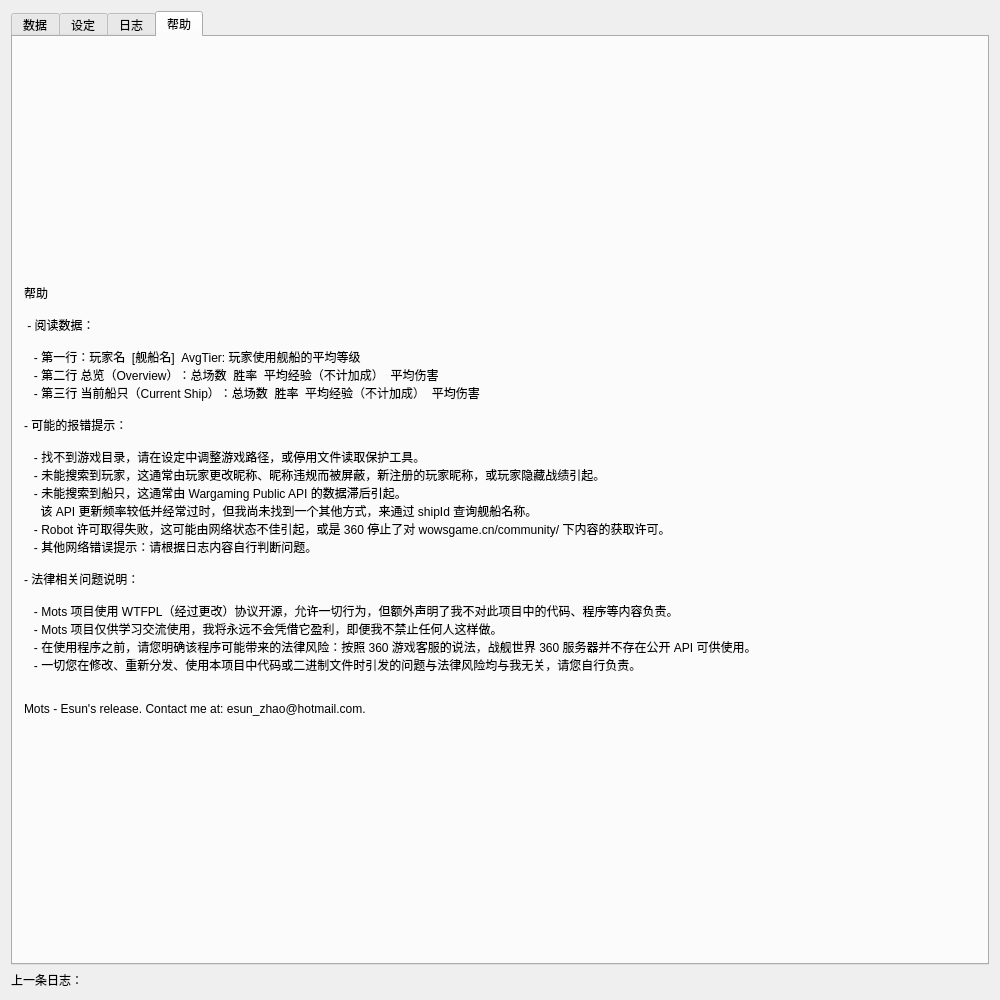
This is mots/mots.ui in esun-z/Mots as Qt 5 draws it before an edit. The edited form follows.
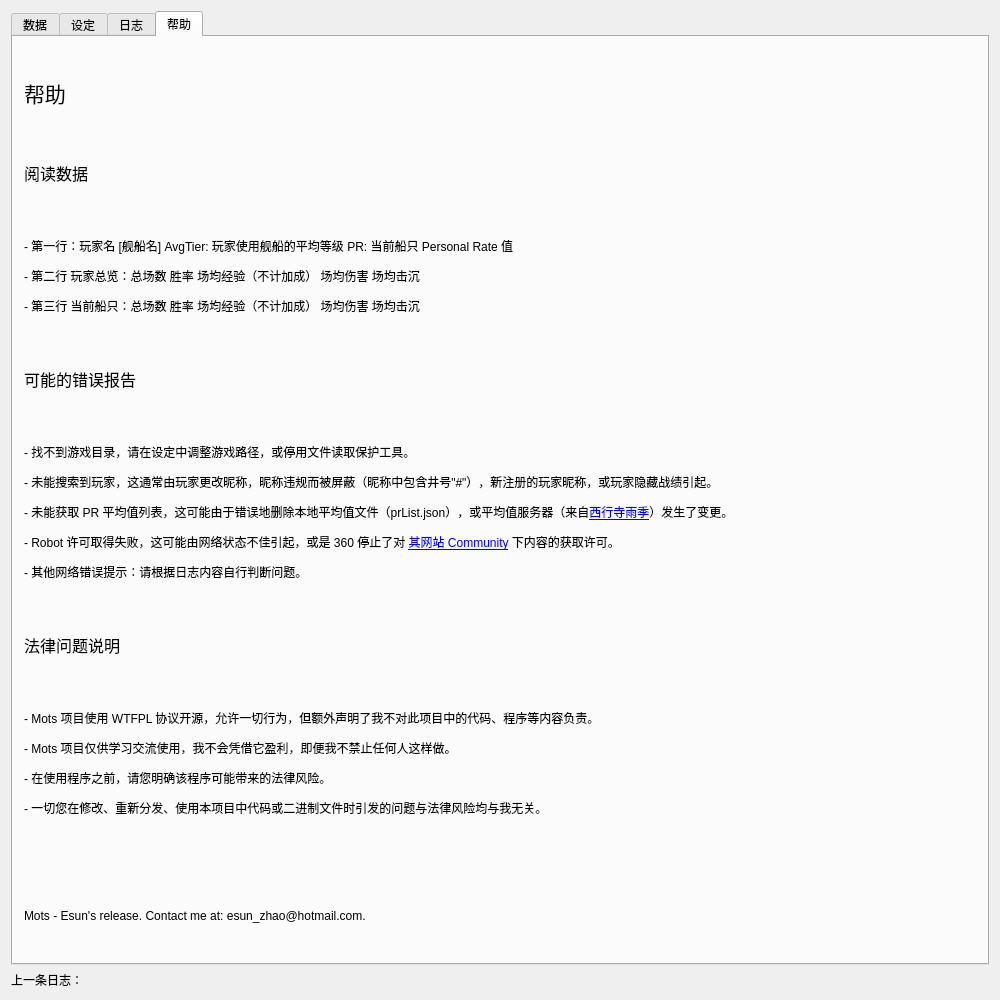
This is the edited form. The open tabs and pages were chosen to show the change.

Patch:
```diff
--- a/mots/mots.ui
+++ b/mots/mots.ui
@@ -235,32 +235,7 @@
        <item>
         <widget class="QLabel" name="labelHelp1">
          <property name="text">
-          <string>帮助
-
- - 阅读数据：
-
-   - 第一行：玩家名  [舰船名]  AvgTier: 玩家使用舰船的平均等级
-   - 第二行 总览（Overview）：总场数  胜率  平均经验（不计加成）  平均伤害
-   - 第三行 当前船只（Current Ship）：总场数  胜率  平均经验（不计加成）  平均伤害
-
-- 可能的报错提示：
-
-   - 找不到游戏目录，请在设定中调整游戏路径，或停用文件读取保护工具。
-   - 未能搜索到玩家，这通常由玩家更改昵称、昵称违规而被屏蔽，新注册的玩家昵称，或玩家隐藏战绩引起。
-   - 未能搜索到船只，这通常由 Wargaming Public API 的数据滞后引起。
-     该 API 更新频率较低并经常过时，但我尚未找到一个其他方式，来通过 shipId 查询舰船名称。
-   - Robot 许可取得失败，这可能由网络状态不佳引起，或是 360 停止了对 wowsgame.cn/community/ 下内容的获取许可。
-   - 其他网络错误提示：请根据日志内容自行判断问题。
-
-- 法律相关问题说明：
-
-   - Mots 项目使用 WTFPL（经过更改）协议开源，允许一切行为，但额外声明了我不对此项目中的代码、程序等内容负责。
-   - Mots 项目仅供学习交流使用，我将永远不会凭借它盈利，即便我不禁止任何人这样做。
-   - 在使用程序之前，请您明确该程序可能带来的法律风险：按照 360 游戏客服的说法，战舰世界 360 服务器并不存在公开 API 可供使用。
-   - 一切您在修改、重新分发、使用本项目中代码或二进制文件时引发的问题与法律风险均与我无关，请您自行负责。
-
-
-Mots - Esun's release. Contact me at: esun_zhao@hotmail.com.</string>
+          <string>&lt;html&gt;&lt;head/&gt;&lt;body&gt;&lt;p&gt;&lt;span style=&quot; font-size:16pt;&quot;&gt;帮助&lt;/span&gt;&lt;/p&gt;&lt;p&gt;&lt;br/&gt;&lt;/p&gt;&lt;p&gt;&lt;span style=&quot; font-size:12pt;&quot;&gt;阅读数据&lt;/span&gt;&lt;/p&gt;&lt;p&gt;&lt;br/&gt;&lt;/p&gt;&lt;p&gt;   - 第一行：玩家名  [舰船名]  AvgTier: 玩家使用舰船的平均等级 PR: 当前船只 Personal Rate 值&lt;/p&gt;&lt;p&gt;   - 第二行 玩家总览：总场数  胜率  场均经验（不计加成）  场均伤害  场均击沉&lt;/p&gt;&lt;p&gt;   - 第三行 当前船只：总场数  胜率  场均经验（不计加成）  场均伤害  场均击沉&lt;/p&gt;&lt;p&gt;&lt;br/&gt;&lt;/p&gt;&lt;p&gt;&lt;span style=&quot; font-size:12pt;&quot;&gt;可能的错误报告&lt;/span&gt;&lt;/p&gt;&lt;p&gt;&lt;br/&gt;&lt;/p&gt;&lt;p&gt;   - 找不到游戏目录，请在设定中调整游戏路径，或停用文件读取保护工具。&lt;/p&gt;&lt;p&gt;   - 未能搜索到玩家，这通常由玩家更改昵称，昵称违规而被屏蔽（昵称中包含井号&amp;quot;#&amp;quot;），新注册的玩家昵称，或玩家隐藏战绩引起。&lt;/p&gt;&lt;p&gt;   - 未能获取 PR 平均值列表，这可能由于错误地删除本地平均值文件（prList.json），或平均值服务器（来自&lt;a href=&quot;https://shinoaki.com/&quot;&gt;&lt;span style=&quot; text-decoration: underline; color:#0000ff;&quot;&gt;西行寺雨季&lt;/span&gt;&lt;/a&gt;）发生了变更。&lt;/p&gt;&lt;p&gt;   - Robot 许可取得失败，这可能由网络状态不佳引起，或是 360 停止了对 &lt;a href=&quot;https://wowsgame.cn/community/&quot;&gt;&lt;span style=&quot; text-decoration: underline; color:#0000ff;&quot;&gt;其网站 Community&lt;/span&gt;&lt;/a&gt; 下内容的获取许可。&lt;/p&gt;&lt;p&gt;   - 其他网络错误提示：请根据日志内容自行判断问题。&lt;/p&gt;&lt;p&gt;&lt;br/&gt;&lt;/p&gt;&lt;p&gt;&lt;span style=&quot; font-size:12pt;&quot;&gt;法律问题说明&lt;/span&gt;&lt;/p&gt;&lt;p&gt;&lt;br/&gt;&lt;/p&gt;&lt;p&gt;   - Mots 项目使用 WTFPL 协议开源，允许一切行为，但额外声明了我不对此项目中的代码、程序等内容负责。&lt;/p&gt;&lt;p&gt;   - Mots 项目仅供学习交流使用，我不会凭借它盈利，即便我不禁止任何人这样做。&lt;/p&gt;&lt;p&gt;   - 在使用程序之前，请您明确该程序可能带来的法律风险。&lt;/p&gt;&lt;p&gt;   - 一切您在修改、重新分发、使用本项目中代码或二进制文件时引发的问题与法律风险均与我无关。&lt;/p&gt;&lt;p&gt;&lt;br/&gt;&lt;/p&gt;&lt;p&gt;&lt;br/&gt;&lt;/p&gt;&lt;p&gt;Mots - Esun's release. Contact me at: esun_zhao@hotmail.com.&lt;/p&gt;&lt;/body&gt;&lt;/html&gt;</string>
          </property>
         </widget>
        </item>
```
